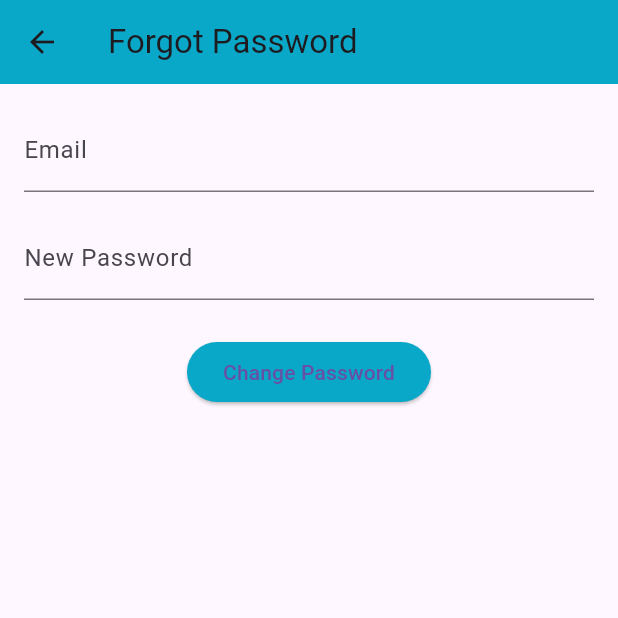
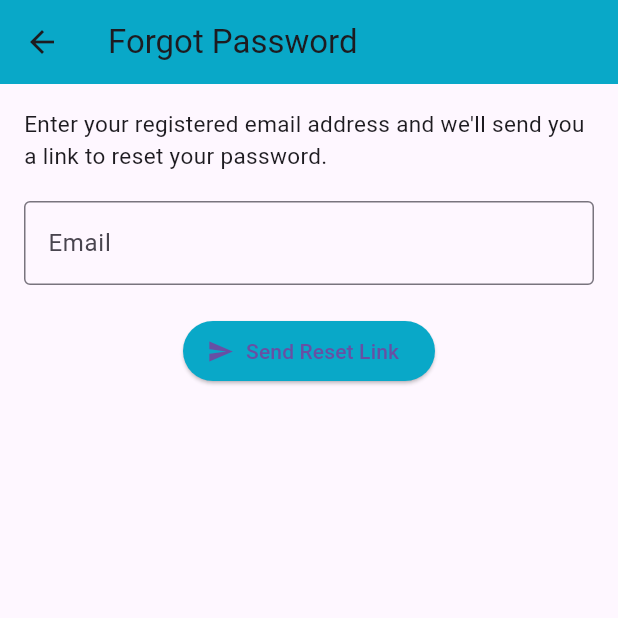
Before and after one commit to TenZinKS/Travvie-Mobile-App-Assignment, a Flutter app: the ForgotPasswordView screen opened directly, on a phone screen of 412 x 824 dp, the top half of it. Run offline on Flutter 3.47's test engine with Material 3 defaults, Android fonts, the phone set to English and light mode, and no system bars; our stand-ins replace connectivity_plus, dartz, dio, equatable, flutter_bloc, flutter_markdown_plus and 5 more; accounts and stored records are empty.

Commit message:
Added ForgotPasswordReset Link

```diff
--- a/lib/features/auth/presentation/view/forgot_password_view.dart
+++ b/lib/features/auth/presentation/view/forgot_password_view.dart
@@ -1,6 +1,6 @@
+import 'dart:convert';
 import 'package:flutter/material.dart';
-import 'package:travvie/app/service_locator/service_locator.dart';
-import 'package:travvie/features/auth/domain/use_case/forgot_password.dart';
+import 'package:http/http.dart' as http;
 
 class ForgotPasswordView extends StatefulWidget {
   const ForgotPasswordView({super.key});
@@ -11,39 +11,47 @@ class ForgotPasswordView extends StatefulWidget {
 
 class _ForgotPasswordViewState extends State<ForgotPasswordView> {
   final emailController = TextEditingController();
-  final newPasswordController = TextEditingController();
+  bool loading = false;
 
-  bool success = false;
+  final String baseUrl = "http://192.168.1.111:4000";
 
-  void _resetPassword() async {
+  Future<void> _sendResetLink() async {
     final email = emailController.text.trim();
-    final newPassword = newPasswordController.text.trim();
 
-    if (email.isEmpty || newPassword.isEmpty) {
+    if (email.isEmpty) {
       ScaffoldMessenger.of(context).showSnackBar(
-        const SnackBar(content: Text("All fields are required.")),
+        const SnackBar(content: Text("Please enter your email")),
       );
       return;
     }
 
-    final result = await sl<ForgotPassword>().call(
-      email: email,
-      newPassword: newPassword,
-    );
+    setState(() => loading = true);
 
-    result.fold(
-      (failure) => ScaffoldMessenger.of(context).showSnackBar(
-        SnackBar(content: Text(failure.message)),
-      ),
-      (_) {
-        setState(() {
-          success = true;
-        });
+    try {
+      final response = await http.post(
+        Uri.parse("$baseUrl/api/auth/reset-password-request"),
+        headers: {'Content-Type': 'application/json'},
+        body: jsonEncode({'email': email}),
+      );
+
+      final data = jsonDecode(response.body);
+
+      if (response.statusCode == 200) {
         ScaffoldMessenger.of(context).showSnackBar(
-          const SnackBar(content: Text("Password changed successfully!")),
+          SnackBar(content: Text(data['msg'] ?? "Link sent successfully")),
         );
-      },
-    );
+      } else {
+        ScaffoldMessenger.of(context).showSnackBar(
+          SnackBar(content: Text(data['msg'] ?? "Something went wrong")),
+        );
+      }
+    } catch (e) {
+      ScaffoldMessenger.of(context).showSnackBar(
+        const SnackBar(content: Text("Failed to send reset link")),
+      );
+    } finally {
+      setState(() => loading = false);
+    }
   }
 
   @override
@@ -57,23 +65,27 @@ class _ForgotPasswordViewState extends State<ForgotPasswordView> {
         padding: const EdgeInsets.all(16.0),
         child: Column(
           children: [
+            const Text(
+              "Enter your registered email address and we'll send you a link to reset your password.",
+              style: TextStyle(fontSize: 15),
+            ),
+            const SizedBox(height: 20),
             TextField(
               controller: emailController,
-              decoration: const InputDecoration(labelText: "Email"),
+              decoration: const InputDecoration(
+                labelText: "Email",
+                border: OutlineInputBorder(),
+              ),
+              keyboardType: TextInputType.emailAddress,
             ),
-            const SizedBox(height: 16),
-            TextField(
-              controller: newPasswordController,
-              obscureText: true,
-              decoration: const InputDecoration(labelText: "New Password"),
-            ),
-            const SizedBox(height: 24),
-            ElevatedButton(
-              onPressed: _resetPassword,
+            const SizedBox(height: 20),
+            ElevatedButton.icon(
+              onPressed: loading ? null : _sendResetLink,
+              icon: const Icon(Icons.send),
+              label: Text(loading ? "Sending..." : "Send Reset Link"),
               style: ElevatedButton.styleFrom(
                 backgroundColor: const Color(0xFF09A8C8),
               ),
-              child: const Text("Change Password"),
             ),
           ],
         ),
--- a/pubspec.yaml
+++ b/pubspec.yaml
@@ -54,6 +54,7 @@ dependencies:
   bloc_test: ^10.0.0
   fluttertoast: ^8.2.12
   flutter_markdown_plus: ^1.0.3
+  http: ^1.4.0
 
 dev_dependencies:
 
```
Also changed, not shown: pubspec.lock.
